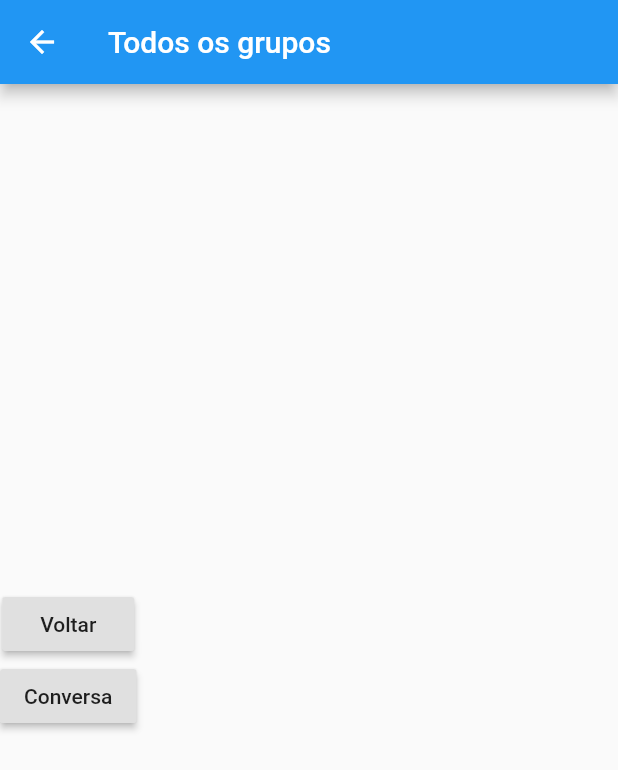
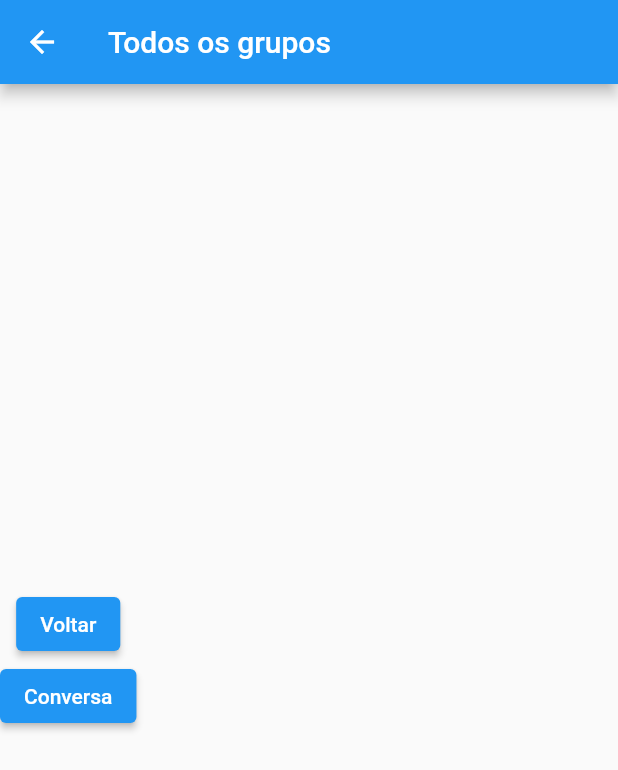
Before and after one commit to jcinel/App-Entre-Elas, a Flutter app: the TelaGrupos screen opened directly, on a phone screen of 412 x 824 dp. Shown: the top 770 px of the screen. Run offline on Flutter 3.47's test engine with Material 2 defaults, Android fonts, the phone set to English and light mode, and no system bars.

Commit message:
Atualizações
Atualizações de bibliotecas e do widget RaisedButton, para ElevatedButton

```diff
--- a/projeto_sororidade/lib/Telas/TelaGrupos.dart
+++ b/projeto_sororidade/lib/Telas/TelaGrupos.dart
@@ -11,21 +11,19 @@ class TelaGrupos extends StatelessWidget {
         body: Column(
             mainAxisAlignment: MainAxisAlignment.center,
             children: <Widget>[
-          RaisedButton(
+              ElevatedButton(
                 child: Text("Voltar"),
                 onPressed: () {
                   Navigator.pop(context);
                 },
               ),
-
-          RaisedButton(
+              ElevatedButton(
                 child: Text('Conversa'),
                 onPressed: () {
-                Navigator.push(context,  MaterialPageRoute(builder: (context) => TelaConversa()));
+                  Navigator.push(context,
+                      MaterialPageRoute(builder: (context) => TelaConversa()));
                 },
-
               ),
-
             ]));
   }
 }
```
Also changed, not shown: AndroidStudioProjects/flutter_app/pubspec.lock, proj/pubspec.lock, projeto_sororidade/pubspec.lock. Lines whose indentation alone changed are shown as unchanged.
